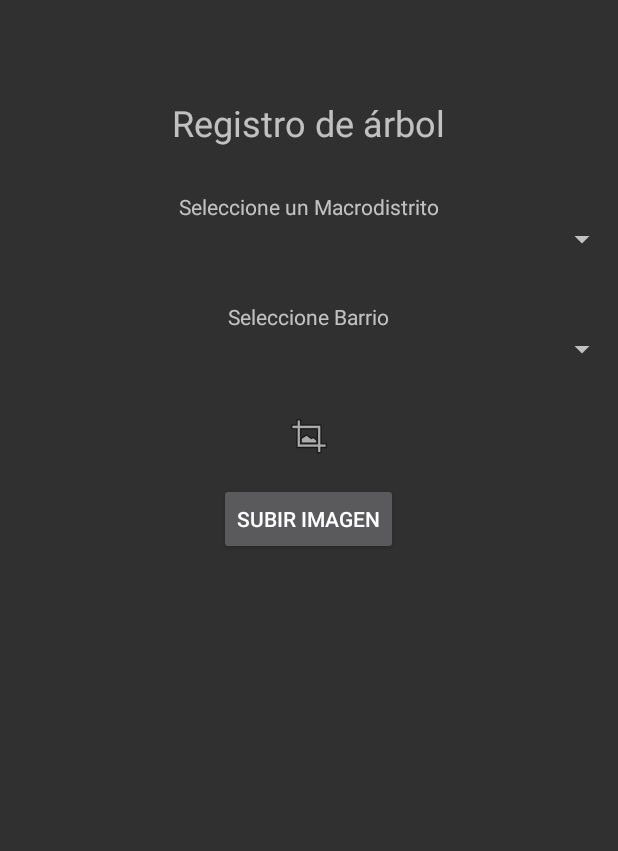
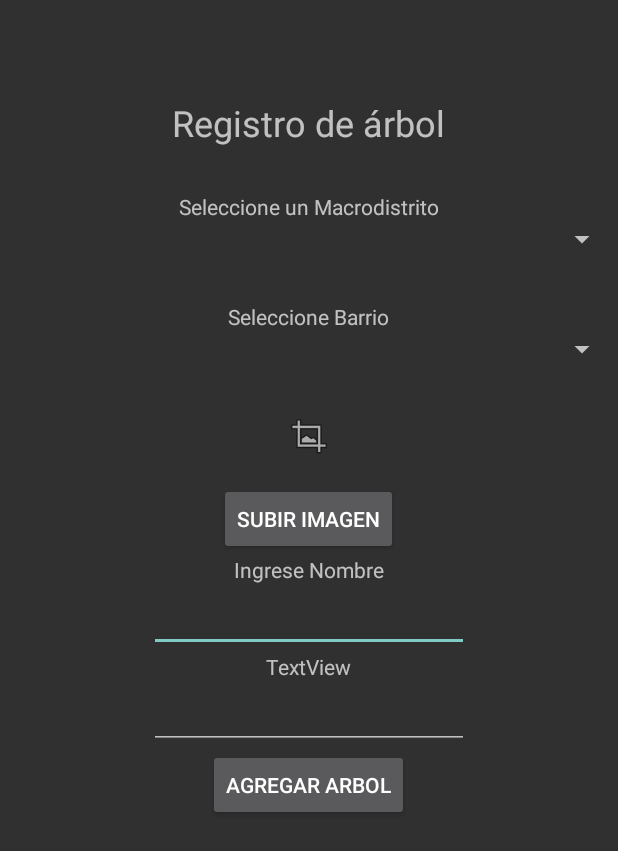
Before and after one commit to gracefurya/arbolito, an Android app: the AgregarArbol screen opened directly, with no data from a screen before it, on a phone screen of 412 x 824 dp. Shown: the top 851 px of the screen. Run offline under Robolectric (Android 15) with nearby library versions, the phone set to English and light mode, and no system bars; pictures from the network do not load.

```diff
--- a/app/build.gradle
+++ b/app/build.gradle
@@ -38,4 +38,5 @@ dependencies {
     androidTestImplementation 'androidx.test.espresso:espresso-core:3.2.0'
     implementation 'com.squareup.retrofit2:retrofit:2.5.0'
     implementation 'com.squareup.retrofit2:converter-gson:2.5.0'
+    implementation 'com.squareup.picasso:picasso:2.71828'
 }
--- a/app/src/main/java/com/example/arbolito/MainActivity.java
+++ b/app/src/main/java/com/example/arbolito/MainActivity.java
@@ -52,6 +52,7 @@ public class MainActivity extends AppCompatActivity {
                     intent.putExtra("ci",p.getCarnetidentidad());
                     intent.putExtra("telefono",p.getTelefono());
                     intent.putExtra("celular",p.getCelular());
+                    intent.putExtra("idpersona",p.getIdpersona());
                     startActivity(intent);
                 }
             }
--- a/app/src/main/java/com/example/arbolito/arbolitoAPI.java
+++ b/app/src/main/java/com/example/arbolito/arbolitoAPI.java
@@ -32,6 +32,9 @@ public interface arbolitoAPI {
     @Multipart
     @POST("/api/v1/arbolito")
     public Call<ResponseBody> updateProfile(
-                                           @Part MultipartBody.Part file,@Part("file") RequestBody name);
+                                           @Part MultipartBody.Part file,@Part("file") RequestBody name,@Part("arbol") Arbol arbol);
+
+    @GET("api/v1/persona/arboles/{idpersona}")
+    public Call<ResponseArbol> obtenerArbolesByPersonaId(@Path("idpersona")int idpersona);
 
 }
--- a/app/src/main/java/com/example/arbolito/configuracion.java
+++ b/app/src/main/java/com/example/arbolito/configuracion.java
@@ -1,7 +1,7 @@
 package com.example.arbolito;
 
 public class configuracion {
-    public String urlServidor="http://158.124.30.108:3000/";
+    public String urlServidor="http://35.199.91.163/";
 
     public configuracion(){}
 
--- a/app/src/main/res/layout/activity_agregar_arbol.xml
+++ b/app/src/main/res/layout/activity_agregar_arbol.xml
@@ -68,4 +68,51 @@
         android:layout_marginTop="15dp"
         android:onClick="agregarArbolitoImagen"
         android:text="Subir imagen" />
+
+    <TextView
+        android:id="@+id/textView12"
+        android:layout_width="wrap_content"
+        android:layout_height="wrap_content"
+        android:layout_centerHorizontal="true"
+        android:layout_below="@+id/button4"
+        android:text="Ingrese Nombre" />
+
+    <TextView
+        android:id="@+id/textView13"
+        android:layout_width="wrap_content"
+        android:layout_below="@id/editTextTextPersonName"
+        android:layout_height="wrap_content"
+        android:layout_centerHorizontal="true"
+        android:text="TextView" />
+
+    <EditText
+        android:id="@+id/editTextTextPersonName"
+        android:layout_width="wrap_content"
+        android:layout_height="wrap_content"
+        android:ems="10"
+        android:inputType="textPersonName"
+        android:layout_below="@id/textView12"
+        android:layout_centerHorizontal="true"
+
+        android:text="" />
+
+    <EditText
+        android:id="@+id/editTextTextPersonName2"
+        android:layout_width="wrap_content"
+        android:layout_height="wrap_content"
+        android:ems="10"
+        android:inputType="textPersonName"
+        android:layout_below="@id/textView13"
+        android:layout_centerHorizontal="true"
+        android:text="" />
+
+    <Button
+        android:id="@+id/button5"
+        android:layout_width="wrap_content"
+        android:layout_height="wrap_content"
+        android:layout_below="@+id/editTextTextPersonName2"
+        android:layout_centerHorizontal="true"
+        android:onClick="obtenerDatosYsubir"
+        android:text="Agregar arbol" />
+
 </RelativeLayout>
--- a/app/src/main/res/layout/activity_pantalla_menu_usuario.xml
+++ b/app/src/main/res/layout/activity_pantalla_menu_usuario.xml
@@ -69,6 +69,7 @@
                     android:layout_width="wrap_content"
                     android:layout_height="wrap_content"
                     android:layout_weight="1"
+                    android:onClick="irAVerArbol"
                     android:text="Ver Arbol" />
             </LinearLayout>
         </LinearLayout>
```
Also changed, not shown: app/src/main/AndroidManifest.xml (+4 -3 lines), app/src/main/java/com/example/arbolito/AgregarArbol.java (+43 -3 lines), app/src/main/java/com/example/arbolito/Arbol.java (added, +86 -0 lines), app/src/main/java/com/example/arbolito/PantallaVerArbol.java (added, +85 -0 lines), app/src/main/java/com/example/arbolito/ResponseArbol.java (added, +86 -0 lines), app/src/main/java/com/example/arbolito/pantallaMenuUsuario.java (+8 -0 lines), app/src/main/res/layout/activity_pantalla_ver_arbol.xml (added, +20 -0 lines), gradle/wrapper/gradle-wrapper.properties.
